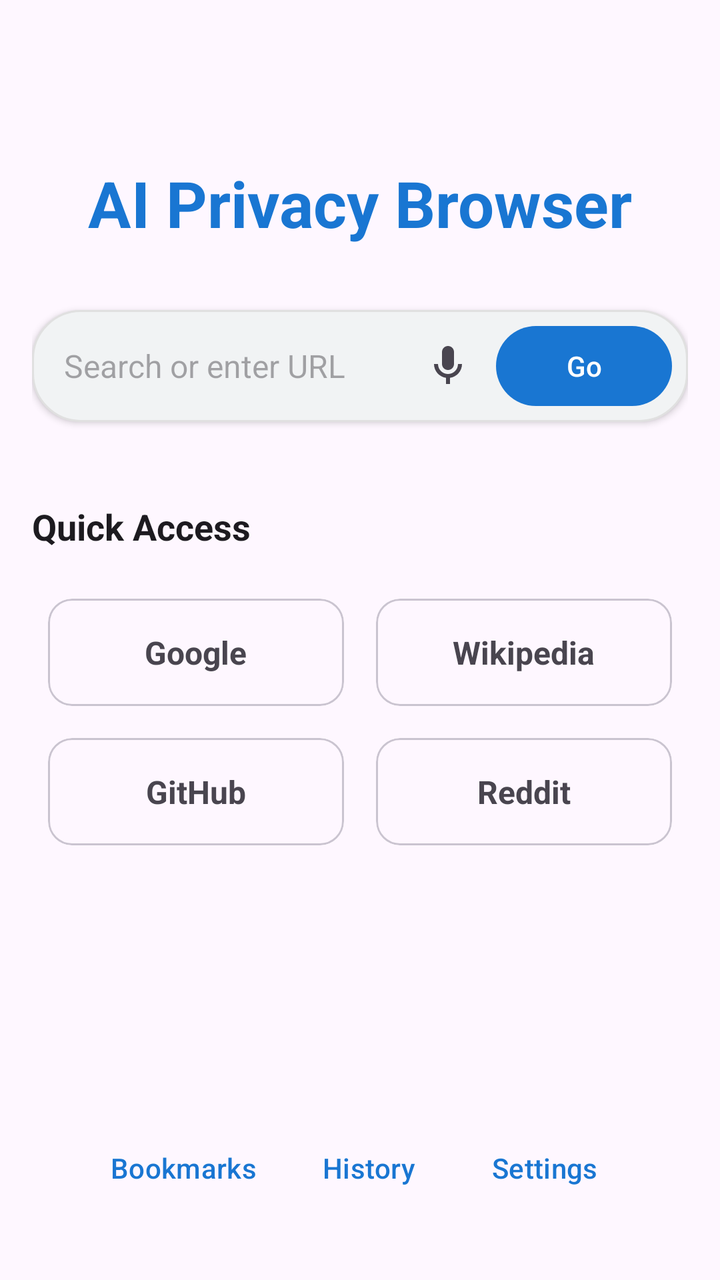
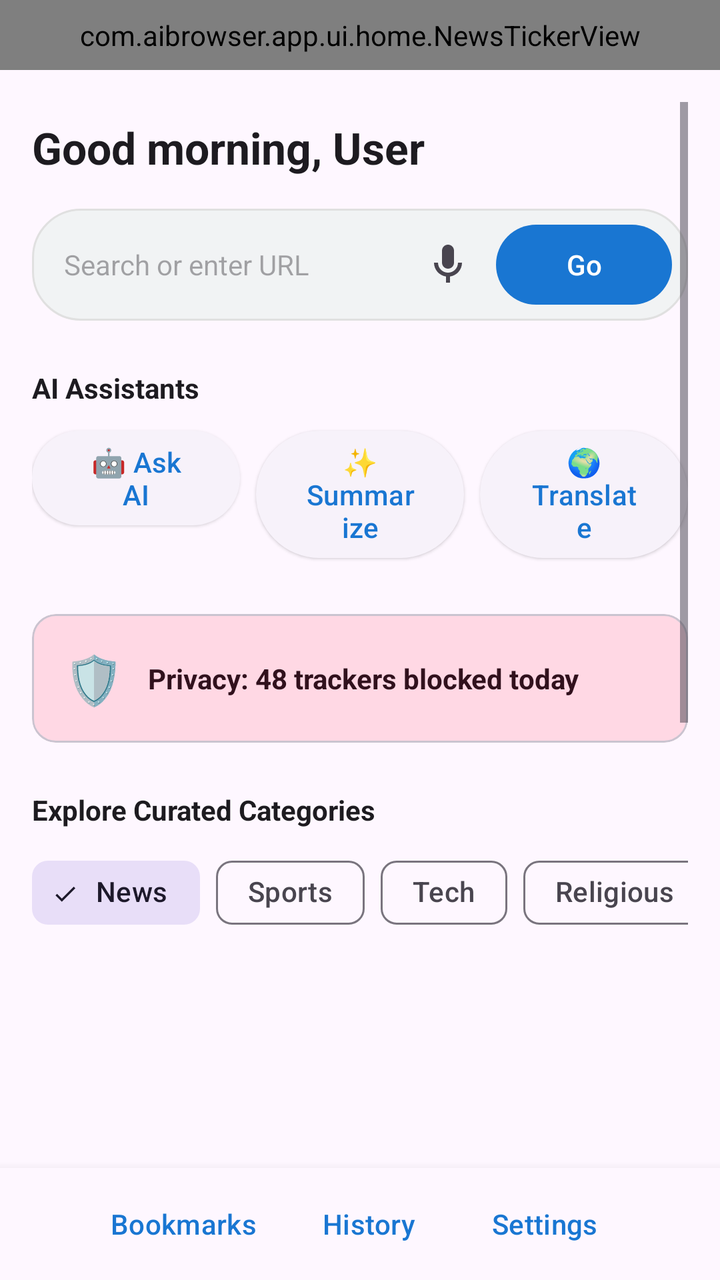

Two renders of the same Android screen: before a commit and after it. Below are the layout's source before the change and the commit's diff.
<!-- AndroidManifest.xml: activity theme Theme.AIBrowser -->
<!-- res/layout/activity_home.xml -->
<?xml version="1.0" encoding="utf-8"?>
<LinearLayout
    xmlns:android="http://schemas.android.com/apk/res/android"
    xmlns:app="http://schemas.android.com/apk/res-auto"
    android:layout_width="match_parent"
    android:layout_height="match_parent"
    android:orientation="vertical"
    android:padding="16dp"
    android:gravity="center_horizontal"
    android:background="?android:attr/colorBackground">

    <TextView
        android:id="@+id/appTitle"
        android:layout_width="wrap_content"
        android:layout_height="wrap_content"
        android:layout_marginTop="64dp"
        android:layout_marginBottom="32dp"
        android:text="@string/app_name"
        android:textSize="32sp"
        android:textStyle="bold"
        android:textColor="?attr/colorPrimary" />

    
    <LinearLayout
        android:layout_width="match_parent"
        android:layout_height="wrap_content"
        android:orientation="horizontal"
        android:gravity="center_vertical"
        android:background="@drawable/bg_search_bar"
        android:padding="4dp"
        android:elevation="2dp"
        android:layout_marginBottom="40dp">

        <EditText
            android:id="@+id/urlEditText"
            android:layout_width="0dp"
            android:layout_height="wrap_content"
            android:layout_weight="1"
            android:hint="@string/search_or_url_hint"
            android:inputType="textUri|textAutoCorrect"
            android:maxLines="1"
            android:imeOptions="actionGo"
            android:background="@android:color/transparent"
            android:padding="12dp"
            android:textSize="16sp" />

        <ImageButton
            android:id="@+id/btnMic"
            android:layout_width="48dp"
            android:layout_height="48dp"
            android:src="@drawable/ic_mic"
            android:contentDescription="Voice Search"
            android:background="?attr/selectableItemBackgroundBorderless" />

        <Button
            android:id="@+id/btnGo"
            android:layout_width="wrap_content"
            android:layout_height="wrap_content"
            android:text="@string/btn_go"
            android:layout_marginEnd="4dp" />
    </LinearLayout>

    <TextView
        android:layout_width="wrap_content"
        android:layout_height="wrap_content"
        android:text="Quick Access"
        android:textSize="18sp"
        android:textStyle="bold"
        android:layout_gravity="start"
        android:layout_marginBottom="16dp"
        android:textColor="?attr/colorOnBackground" />

    
    <GridLayout
        android:layout_width="match_parent"
        android:layout_height="wrap_content"
        android:columnCount="2"
        android:rowCount="2"
        android:alignmentMode="alignMargins"
        android:columnOrderPreserved="false">

        
        <com.google.android.material.card.MaterialCardView
            android:id="@+id/cardGoogle"
            android:layout_width="0dp"
            android:layout_height="wrap_content"
            android:layout_columnWeight="1"
            android:layout_margin="8dp"
            app:cardCornerRadius="12dp"
            app:strokeWidth="1dp"
            app:strokeColor="?attr/colorOutlineVariant">
            <LinearLayout
                android:layout_width="match_parent"
                android:layout_height="wrap_content"
                android:orientation="vertical"
                android:padding="16dp"
                android:gravity="center">
                <TextView
                    android:layout_width="wrap_content"
                    android:layout_height="wrap_content"
                    android:text="@string/speed_dial_google"
                    android:textStyle="bold"
                    android:textSize="16sp" />
            </LinearLayout>
        </com.google.android.material.card.MaterialCardView>

        
        <com.google.android.material.card.MaterialCardView
            android:id="@+id/cardWikipedia"
            android:layout_width="0dp"
            android:layout_height="wrap_content"
            android:layout_columnWeight="1"
            android:layout_margin="8dp"
            app:cardCornerRadius="12dp"
            app:strokeWidth="1dp"
            app:strokeColor="?attr/colorOutlineVariant">
            <LinearLayout
                android:layout_width="match_parent"
                android:layout_height="wrap_content"
                android:orientation="vertical"
                android:padding="16dp"
                android:gravity="center">
                <TextView
                    android:layout_width="wrap_content"
                    android:layout_height="wrap_content"
                    android:text="@string/speed_dial_wikipedia"
                    android:textStyle="bold"
                    android:textSize="16sp" />
            </LinearLayout>
        </com.google.android.material.card.MaterialCardView>

        
        <com.google.android.material.card.MaterialCardView
            android:id="@+id/cardGithub"
            android:layout_width="0dp"
            android:layout_height="wrap_content"
            android:layout_columnWeight="1"
            android:layout_margin="8dp"
            app:cardCornerRadius="12dp"
            app:strokeWidth="1dp"
            app:strokeColor="?attr/colorOutlineVariant">
            <LinearLayout
                android:layout_width="match_parent"
                android:layout_height="wrap_content"
                android:orientation="vertical"
                android:padding="16dp"
                android:gravity="center">
                <TextView
                    android:layout_width="wrap_content"
                    android:layout_height="wrap_content"
                    android:text="@string/speed_dial_github"
                    android:textStyle="bold"
                    android:textSize="16sp" />
            </LinearLayout>
        </com.google.android.material.card.MaterialCardView>

        
        <com.google.android.material.card.MaterialCardView
            android:id="@+id/cardReddit"
            android:layout_width="0dp"
            android:layout_height="wrap_content"
            android:layout_columnWeight="1"
            android:layout_margin="8dp"
            app:cardCornerRadius="12dp"
            app:strokeWidth="1dp"
            app:strokeColor="?attr/colorOutlineVariant">
            <LinearLayout
                android:layout_width="match_parent"
                android:layout_height="wrap_content"
                android:orientation="vertical"
                android:padding="16dp"
                android:gravity="center">
                <TextView
                    android:layout_width="wrap_content"
                    android:layout_height="wrap_content"
                    android:text="@string/speed_dial_reddit"
                    android:textStyle="bold"
                    android:textSize="16sp" />
            </LinearLayout>
        </com.google.android.material.card.MaterialCardView>

    </GridLayout>

    <View
        android:layout_width="match_parent"
        android:layout_height="0dp"
        android:layout_weight="1"/>

    
    <LinearLayout
        android:layout_width="wrap_content"
        android:layout_height="wrap_content"
        android:orientation="horizontal"
        android:layout_marginBottom="16dp">

        <Button
            android:id="@+id/btnHomeBookmarks"
            style="@style/Widget.Material3.Button.TextButton"
            android:layout_width="wrap_content"
            android:layout_height="wrap_content"
            android:text="@string/title_bookmarks"
            android:icon="@drawable/ic_bookmark" />

        <Button
            android:id="@+id/btnHomeHistory"
            style="@style/Widget.Material3.Button.TextButton"
            android:layout_width="wrap_content"
            android:layout_height="wrap_content"
            android:text="@string/title_history"
            android:icon="@drawable/ic_history" />

        <Button
            android:id="@+id/btnHomeSettings"
            style="@style/Widget.Material3.Button.TextButton"
            android:layout_width="wrap_content"
            android:layout_height="wrap_content"
            android:text="@string/title_settings"
            android:icon="@drawable/ic_settings" />
    </LinearLayout>

</LinearLayout>
<!-- resources referenced by this layout -->
<resources>
  <!-- drawable bg_search_bar (drawable) -->
  <?xml version="1.0" encoding="utf-8"?>
  <shape xmlns:android="http://schemas.android.com/apk/res/android"
      android:shape="rectangle">
      <solid android:color="#F1F3F4" />
      <corners android:radius="24dp" />
      <stroke android:width="1dp" android:color="#E0E0E0" />
  </shape>
  <!-- drawable ic_bookmark (drawable) -->
  <vector xmlns:android="http://schemas.android.com/apk/res/android"
      android:width="24dp"
      android:height="24dp"
      android:viewportWidth="24"
      android:viewportHeight="24">
    <path
        android:fillColor="?attr/colorControlNormal"
        android:pathData="M17,3H7C5.9,3,5,3.9,5,5v16l7-3l7,3V5C19,3.9,18.1,3,17,3z"/>
  </vector>
  <!-- drawable ic_history (drawable) -->
  <vector xmlns:android="http://schemas.android.com/apk/res/android"
      android:width="24dp"
      android:height="24dp"
      android:viewportWidth="24"
      android:viewportHeight="24">
    <path
        android:fillColor="?attr/colorControlNormal"
        android:pathData="M13 3c-4.97 0-9 4.03-9 9H1l3.89 3.89.07.14L9 12H6c0-3.87 3.13-7 7-7s7 3.13 7 7-3.13 7-7 7c-1.93 0-3.68-.79-4.94-2.06l-1.42 1.42C8.27 19.99 10.51 21 13 21c4.97 0 9-4.03 9-9s-4.03-9-9-9zm-1 5v5l4.28 2.54.72-1.21-3.5-2.08V8h-1.5z"/>
  </vector>
  <!-- drawable ic_mic (drawable) -->
  <vector xmlns:android="http://schemas.android.com/apk/res/android"
      android:width="24dp"
      android:height="24dp"
      android:viewportWidth="24"
      android:viewportHeight="24">
    <path
        android:fillColor="?attr/colorControlNormal"
        android:pathData="M12,14c1.66,0,3-1.34,3-3V5c0-1.66-1.34-3-3-3S9,3.34,9,5v6C9,12.66,10.34,14,12,14z M17,11c0,2.76-2.24,5-5,5s-5-2.24-5-5H5 c0,3.53,2.61,6.43,6,6.92V21h2v-3.08c3.39-0.49,6-3.39,6-6.92H17z"/>
  </vector>
  <!-- drawable ic_settings (drawable) -->
  <vector xmlns:android="http://schemas.android.com/apk/res/android"
      android:width="24dp"
      android:height="24dp"
      android:viewportWidth="24"
      android:viewportHeight="24">
    <path
        android:fillColor="?attr/colorControlNormal"
        android:pathData="M19.43,12.98c0.04-0.32,0.07-0.64,0.07-0.98s-0.03-0.66-0.07-0.98l2.11-1.65c0.19-0.15,0.24-0.42,0.12-0.64l-2-3.46 c-0.12-0.22-0.39-0.3-0.61-0.22l-2.49,1c-0.52-0.4-1.08-0.73-1.69-0.98l-0.38-2.65C14.46,2.18,14.25,2,14,2h-4 C9.75,2,9.54,2.18,9.51,2.41L9.13,5.06C8.52,5.31,7.96,5.64,7.44,6.04L4.95,5.04C4.73,4.96,4.46,5.05,4.34,5.27l-2,3.46 c-0.12,0.22-0.07,0.49,0.12,0.64l2.11,1.65c-0.04,0.32-0.07,0.65-0.07,0.98s0.03,0.66,0.07,0.98L2.34,14.6 c-0.19,0.15-0.24,0.42-0.12,0.64l2,3.46c0.12,0.22,0.39,0.3,0.61,0.22l2.49-1c0.52,0.4,1.08,0.73,1.69,0.98l0.38,2.65 C9.54,21.82,9.75,22,10,22h4c0.25,0,0.46-0.18,0.49-0.41l0.38-2.65c0.61-0.25,1.17-0.59,1.69-0.98l2.49,1 c0.23,0.09,0.49,0,0.61-0.22l2-3.46c0.12-0.22,0.07-0.49-0.12-0.64L19.43,12.98z"/>
  </vector>
  <string name="app_name">AI Privacy Browser</string>
  <string name="btn_go">Go</string>
  <string name="search_or_url_hint">Search or enter URL</string>
  <string name="speed_dial_github">GitHub</string>
  <string name="speed_dial_google">Google</string>
  <string name="speed_dial_reddit">Reddit</string>
  <string name="speed_dial_wikipedia">Wikipedia</string>
  <string name="title_bookmarks">Bookmarks</string>
  <string name="title_history">History</string>
  <string name="title_settings">Settings</string>
  <style name="Theme.AIBrowser" parent="Theme.Material3.DayNight.NoActionBar">
          
          <item name="colorPrimary">@color/primary</item>
          <item name="colorOnPrimary">@color/on_primary</item>
          <item name="colorSecondary">@color/secondary</item>
          <item name="colorOnSecondary">@color/on_secondary</item>
          <item name="android:statusBarColor">@color/primary</item>
      </style>
  <color name="primary">#1976D2</color>
  <color name="on_primary">#FFFFFF</color>
  <color name="secondary">#388E3C</color>
  <color name="on_secondary">#FFFFFF</color>
</resources>

<!-- the commit's change to res/layout/activity_home.xml (unified diff, before → after) -->
@@ -5,193 +5,264 @@
     android:layout_width="match_parent"
     android:layout_height="match_parent"
     android:orientation="vertical"
-    android:padding="16dp"
-    android:gravity="center_horizontal"
     android:background="?android:attr/colorBackground">
 
-    <TextView
-        android:id="@+id/appTitle"
-        android:layout_width="wrap_content"
+    
+    <com.aibrowser.app.ui.home.NewsTickerView
+        android:id="@+id/newsTicker"
+        android:layout_width="match_parent"
         android:layout_height="wrap_content"
-        android:layout_marginTop="64dp"
-        android:layout_marginBottom="32dp"
-        android:text="@string/app_name"
-        android:textSize="32sp"
+        android:background="?attr/colorPrimaryContainer"
+        android:textColor="?attr/colorOnPrimaryContainer"
+        android:padding="8dp"
+        android:textSize="12sp"
         android:textStyle="bold"
-        android:textColor="?attr/colorPrimary" />
+        android:gravity="center"
+        android:singleLine="true"
+        android:ellipsize="marquee"
+        android:focusable="true"
+        android:focusableInTouchMode="true" />
+
+    <ScrollView
+        android:layout_width="match_parent"
+        android:layout_height="0dp"
+        android:layout_weight="1"
+        android:padding="16dp">
+
+        <LinearLayout
+            android:layout_width="match_parent"
+            android:layout_height="wrap_content"
+            android:orientation="vertical">
+
+            
+            <TextView
+                android:id="@+id/greetingText"
+                android:layout_width="wrap_content"
+                android:layout_height="wrap_content"
+                android:text="Good morning, User"
+                android:textSize="22sp"
+                android:textStyle="bold"
+                android:textColor="?attr/colorOnBackground"
+                android:layout_marginTop="8dp"
+                android:layout_marginBottom="16dp" />
+
+            
+            <LinearLayout
+                android:layout_width="match_parent"
+                android:layout_height="wrap_content"
+                android:orientation="horizontal"
+                android:gravity="center_vertical"
+                android:background="@drawable/bg_search_bar"
+                android:padding="4dp"
+                android:layout_marginBottom="24dp">
+
+                <EditText
+                    android:id="@+id/urlEditText"
+                    android:layout_width="0dp"
+                    android:layout_height="wrap_content"
+                    android:layout_weight="1"
+                    android:hint="@string/search_or_url_hint"
+                    android:inputType="textUri|textAutoCorrect"
+                    android:maxLines="1"
+                    android:imeOptions="actionGo"
+                    android:background="@android:color/transparent"
+                    android:padding="12dp"
+                    android:textSize="14sp" />
+
+                <ImageButton
+                    android:id="@+id/btnHomeAiSearch"
+                    android:layout_width="48dp"
+                    android:layout_height="48dp"
+                    android:src="@drawable/ic_mic"
+                    android:contentDescription="Ask AI Search"
+                    android:background="?attr/selectableItemBackgroundBorderless" />
+
+                <Button
+                    android:id="@+id/btnGo"
+                    android:layout_width="wrap_content"
+                    android:layout_height="wrap_content"
+                    android:text="@string/btn_go"
+                    android:layout_marginEnd="4dp" />
+            </LinearLayout>
+
+            
+            <TextView
+                android:layout_width="wrap_content"
+                android:layout_height="wrap_content"
+                android:text="AI Assistants"
+                android:textSize="14sp"
+                android:textStyle="bold"
+                android:textColor="?attr/colorOnBackground"
+                android:layout_marginBottom="8dp" />
+
+            <LinearLayout
+                android:layout_width="match_parent"
+                android:layout_height="wrap_content"
+                android:orientation="horizontal"
+                android:layout_marginBottom="24dp">
+
+                <Button
+                    android:id="@+id/btnHomeAskAi"
+                    style="@style/Widget.Material3.Button.ElevatedButton"
+                    android:layout_width="0dp"
+                    android:layout_height="wrap_content"
+                    android:layout_weight="1"
+                    android:text="🤖 Ask AI"
+                    android:layout_marginEnd="8dp" />
+
+                <Button
+                    android:id="@+id/btnHomeSummarize"
+                    style="@style/Widget.Material3.Button.ElevatedButton"
+                    android:layout_width="0dp"
+                    android:layout_height="wrap_content"
+                    android:layout_weight="1"
+                    android:text="✨ Summarize"
+                    android:layout_marginEnd="8dp" />
+
+                <Button
+                    android:id="@+id/btnHomeTranslate"
+                    style="@style/Widget.Material3.Button.ElevatedButton"
+                    android:layout_width="0dp"
+                    android:layout_height="wrap_content"
+                    android:layout_weight="1"
+                    android:text="🌍 Translate" />
+            </LinearLayout>
+
+            
+            <com.google.android.material.card.MaterialCardView
+                android:layout_width="match_parent"
+                android:layout_height="wrap_content"
+                android:layout_marginBottom="24dp"
+                app:cardCornerRadius="12dp"
+                app:strokeWidth="1dp"
+                app:strokeColor="?attr/colorOutlineVariant"
+                app:cardBackgroundColor="?attr/colorTertiaryContainer">
+                <LinearLayout
+                    android:layout_width="match_parent"
+                    android:layout_height="wrap_content"
+                    android:orientation="horizontal"
+                    android:padding="16dp"
+                    android:gravity="center_vertical">
+                    <TextView
+                        android:layout_width="wrap_content"
+                        android:layout_height="wrap_content"
+                        android:text="🛡️"
+                        android:textSize="24sp"
+                        android:layout_marginEnd="12dp" />
+                    <TextView
+                        android:id="@+id/privacyBadgeText"
+                        android:layout_width="wrap_content"
+                        android:layout_height="wrap_content"
+                        android:text="Privacy: 48 trackers blocked today"
+                        android:textStyle="bold"
+                        android:textColor="?attr/colorOnTertiaryContainer"
+                        android:textSize="14sp" />
+                </LinearLayout>
+            </com.google.android.material.card.MaterialCardView>
+
+            
+            <TextView
+                android:layout_width="wrap_content"
+                android:layout_height="wrap_content"
+                android:text="Explore Curated Categories"
+                android:textSize="14sp"
+                android:textStyle="bold"
+                android:textColor="?attr/colorOnBackground"
+                android:layout_marginBottom="8dp" />
+
+            <HorizontalScrollView
+                android:layout_width="match_parent"
+                android:layout_height="wrap_content"
+                android:scrollbars="none"
+                android:layout_marginBottom="12dp">
+                <com.google.android.material.chip.ChipGroup
+                    android:id="@+id/categoryChipGroup"
+                    android:layout_width="wrap_content"
+                    android:layout_height="wrap_content"
+                    app:singleSelection="true">
+
+                    <com.google.android.material.chip.Chip
+                        android:id="@+id/chipNews"
+                        style="@style/Widget.Material3.Chip.Filter"
+                        android:layout_width="wrap_content"
+                        android:layout_height="wrap_content"
+                        android:text="News"
+                        android:checked="true" />
+
+                    <com.google.android.material.chip.Chip
+                        android:id="@+id/chipSports"
+                        style="@style/Widget.Material3.Chip.Filter"
+                        android:layout_width="wrap_content"
+                        android:layout_height="wrap_content"
+                        android:text="Sports" />
+
+                    <com.google.android.material.chip.Chip
+                        android:id="@+id/chipTech"
+                        style="@style/Widget.Material3.Chip.Filter"
+                        android:layout_width="wrap_content"
+                        android:layout_height="wrap_content"
+                        android:text="Tech" />
+
+                    <com.google.android.material.chip.Chip
+                        android:id="@+id/chipReligious"
+                        style="@style/Widget.Material3.Chip.Filter"
+                        android:layout_width="wrap_content"
+                        android:layout_height="wrap_content"
+                        android:text="Religious" />
+
+                    <com.google.android.material.chip.Chip
+                        android:id="@+id/chipShopping"
+                        style="@style/Widget.Material3.Chip.Filter"
+                        android:layout_width="wrap_content"
+                        android:layout_height="wrap_content"
+                        android:text="Shopping" />
+
+                    <com.google.android.material.chip.Chip
+                        android:id="@+id/chipEntertainment"
+                        style="@style/Widget.Material3.Chip.Filter"
+                        android:layout_width="wrap_content"
+                        android:layout_height="wrap_content"
+                        android:text="Entertainment" />
+                </com.google.android.material.chip.ChipGroup>
+            </HorizontalScrollView>
+
+            
+            <androidx.recyclerview.widget.RecyclerView
+                android:id="@+id/categoryRecyclerView"
+                android:layout_width="match_parent"
+                android:layout_height="200dp"
+                android:nestedScrollingEnabled="false"
+                android:layout_marginBottom="24dp" />
+
+            
+            <TextView
+                android:id="@+id/personalizedTitleText"
+                android:layout_width="wrap_content"
+                android:layout_height="wrap_content"
+                android:text="Frequently Visited"
+                android:textSize="14sp"
+                android:textStyle="bold"
+                android:textColor="?attr/colorOnBackground"
+                android:layout_marginBottom="8dp" />
+
+            <androidx.recyclerview.widget.RecyclerView
+                android:id="@+id/personalizedRecyclerView"
+                android:layout_width="match_parent"
+                android:layout_height="200dp"
+                android:nestedScrollingEnabled="false"
+                android:layout_marginBottom="16dp" />
+
+        </LinearLayout>
+    </ScrollView>
 
     
     <LinearLayout
         android:layout_width="match_parent"
-        android:layout_height="wrap_content"
+        android:layout_height="56dp"
         android:orientation="horizontal"
-        android:gravity="center_vertical"
-        android:background="@drawable/bg_search_bar"
-        android:padding="4dp"
-        android:elevation="2dp"
-        android:layout_marginBottom="40dp">
-
-        <EditText
-            android:id="@+id/urlEditText"
-            android:layout_width="0dp"
-            android:layout_height="wrap_content"
-            android:layout_weight="1"
-            android:hint="@string/search_or_url_hint"
-            android:inputType="textUri|textAutoCorrect"
-            android:maxLines="1"
-            android:imeOptions="actionGo"
-            android:background="@android:color/transparent"
-            android:padding="12dp"
-            android:textSize="16sp" />
-
-        <ImageButton
-            android:id="@+id/btnMic"
-            android:layout_width="48dp"
-            android:layout_height="48dp"
-            android:src="@drawable/ic_mic"
-            android:contentDescription="Voice Search"
-            android:background="?attr/selectableItemBackgroundBorderless" />
-
-        <Button
-            android:id="@+id/btnGo"
-            android:layout_width="wrap_content"
-            android:layout_height="wrap_content"
-            android:text="@string/btn_go"
-            android:layout_marginEnd="4dp" />
-    </LinearLayout>
-
-    <TextView
-        android:layout_width="wrap_content"
-        android:layout_height="wrap_content"
-        android:text="Quick Access"
-        android:textSize="18sp"
-        android:textStyle="bold"
-        android:layout_gravity="start"
-        android:layout_marginBottom="16dp"
-        android:textColor="?attr/colorOnBackground" />
-
-    
-    <GridLayout
-        android:layout_width="match_parent"
-        android:layout_height="wrap_content"
-        android:columnCount="2"
-        android:rowCount="2"
-        android:alignmentMode="alignMargins"
-        android:columnOrderPreserved="false">
-
-        
-        <com.google.android.material.card.MaterialCardView
-            android:id="@+id/cardGoogle"
-            android:layout_width="0dp"
-            android:layout_height="wrap_content"
-            android:layout_columnWeight="1"
-            android:layout_margin="8dp"
-            app:cardCornerRadius="12dp"
-            app:strokeWidth="1dp"
-            app:strokeColor="?attr/colorOutlineVariant">
-            <LinearLayout
-                android:layout_width="match_parent"
-                android:layout_height="wrap_content"
-                android:orientation="vertical"
-                android:padding="16dp"
-                android:gravity="center">
-                <TextView
-                    android:layout_width="wrap_content"
-                    android:layout_height="wrap_content"
-                    android:text="@string/speed_dial_google"
-                    android:textStyle="bold"
-                    android:textSize="16sp" />
-            </LinearLayout>
-        </com.google.android.material.card.MaterialCardView>
-
-        
-        <com.google.android.material.card.MaterialCardView
-            android:id="@+id/cardWikipedia"
-            android:layout_width="0dp"
-            android:layout_height="wrap_content"
-            android:layout_columnWeight="1"
-            android:layout_margin="8dp"
-            app:cardCornerRadius="12dp"
-            app:strokeWidth="1dp"
-            app:strokeColor="?attr/colorOutlineVariant">
-            <LinearLayout
-                android:layout_width="match_parent"
-                android:layout_height="wrap_content"
-                android:orientation="vertical"
-                android:padding="16dp"
-                android:gravity="center">
-                <TextView
-                    android:layout_width="wrap_content"
-                    android:layout_height="wrap_content"
-                    android:text="@string/speed_dial_wikipedia"
-                    android:textStyle="bold"
-                    android:textSize="16sp" />
-            </LinearLayout>
-        </com.google.android.material.card.MaterialCardView>
-
-        
-        <com.google.android.material.card.MaterialCardView
-            android:id="@+id/cardGithub"
-            android:layout_width="0dp"
-            android:layout_height="wrap_content"
-            android:layout_columnWeight="1"
-            android:layout_margin="8dp"
-            app:cardCornerRadius="12dp"
-            app:strokeWidth="1dp"
-            app:strokeColor="?attr/colorOutlineVariant">
-            <LinearLayout
-                android:layout_width="match_parent"
-                android:layout_height="wrap_content"
-                android:orientation="vertical"
-                android:padding="16dp"
-                android:gravity="center">
-                <TextView
-                    android:layout_width="wrap_content"
-                    android:layout_height="wrap_content"
-                    android:text="@string/speed_dial_github"
-                    android:textStyle="bold"
-                    android:textSize="16sp" />
-            </LinearLayout>
-        </com.google.android.material.card.MaterialCardView>
-
-        
-        <com.google.android.material.card.MaterialCardView
-            android:id="@+id/cardReddit"
-            android:layout_width="0dp"
-            android:layout_height="wrap_content"
-            android:layout_columnWeight="1"
-            android:layout_margin="8dp"
-            app:cardCornerRadius="12dp"
-            app:strokeWidth="1dp"
-            app:strokeColor="?attr/colorOutlineVariant">
-            <LinearLayout
-                android:layout_width="match_parent"
-                android:layout_height="wrap_content"
-                android:orientation="vertical"
-                android:padding="16dp"
-                android:gravity="center">
-                <TextView
-                    android:layout_width="wrap_content"
-                    android:layout_height="wrap_content"
-                    android:text="@string/speed_dial_reddit"
-                    android:textStyle="bold"
-                    android:textSize="16sp" />
-            </LinearLayout>
-        </com.google.android.material.card.MaterialCardView>
-
-    </GridLayout>
-
-    <View
-        android:layout_width="match_parent"
-        android:layout_height="0dp"
-        android:layout_weight="1"/>
-
-    
-    <LinearLayout
-        android:layout_width="wrap_content"
-        android:layout_height="wrap_content"
-        android:orientation="horizontal"
-        android:layout_marginBottom="16dp">
+        android:gravity="center"
+        android:background="?attr/colorSurface"
+        android:elevation="8dp">
 
         <Button
             android:id="@+id/btnHomeBookmarks"
<!-- resource entries referenced after the edit -->
@@ -48,18 +48,12 @@
         android:fillColor="?attr/colorControlNormal"
         android:pathData="M19.43,12.98c0.04-0.32,0.07-0.64,0.07-0.98s-0.03-0.66-0.07-0.98l2.11-1.65c0.19-0.15,0.24-0.42,0.12-0.64l-2-3.46 c-0.12-0.22-0.39-0.3-0.61-0.22l-2.49,1c-0.52-0.4-1.08-0.73-1.69-0.98l-0.38-2.65C14.46,2.18,14.25,2,14,2h-4 C9.75,2,9.54,2.18,9.51,2.41L9.13,5.06C8.52,5.31,7.96,5.64,7.44,6.04L4.95,5.04C4.73,4.96,4.46,5.05,4.34,5.27l-2,3.46 c-0.12,0.22-0.07,0.49,0.12,0.64l2.11,1.65c-0.04,0.32-0.07,0.65-0.07,0.98s0.03,0.66,0.07,0.98L2.34,14.6 c-0.19,0.15-0.24,0.42-0.12,0.64l2,3.46c0.12,0.22,0.39,0.3,0.61,0.22l2.49-1c0.52,0.4,1.08,0.73,1.69,0.98l0.38,2.65 C9.54,21.82,9.75,22,10,22h4c0.25,0,0.46-0.18,0.49-0.41l0.38-2.65c0.61-0.25,1.17-0.59,1.69-0.98l2.49,1 c0.23,0.09,0.49,0,0.61-0.22l2-3.46c0.12-0.22,0.07-0.49-0.12-0.64L19.43,12.98z"/>
   </vector>
-  <string name="app_name">AI Privacy Browser</string>
   <string name="btn_go">Go</string>
   <string name="search_or_url_hint">Search or enter URL</string>
-  <string name="speed_dial_github">GitHub</string>
-  <string name="speed_dial_google">Google</string>
-  <string name="speed_dial_reddit">Reddit</string>
-  <string name="speed_dial_wikipedia">Wikipedia</string>
   <string name="title_bookmarks">Bookmarks</string>
   <string name="title_history">History</string>
   <string name="title_settings">Settings</string>
   <style name="Theme.AIBrowser" parent="Theme.Material3.DayNight.NoActionBar">
-          
           <item name="colorPrimary">@color/primary</item>
           <item name="colorOnPrimary">@color/on_primary</item>
           <item name="colorSecondary">@color/secondary</item>
